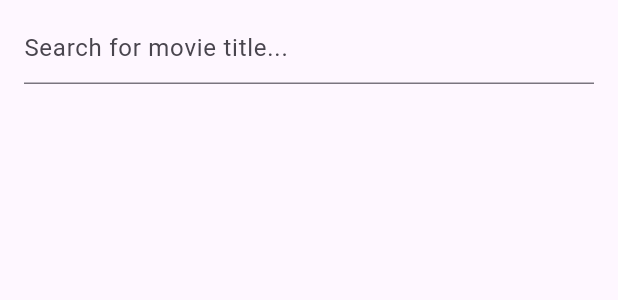
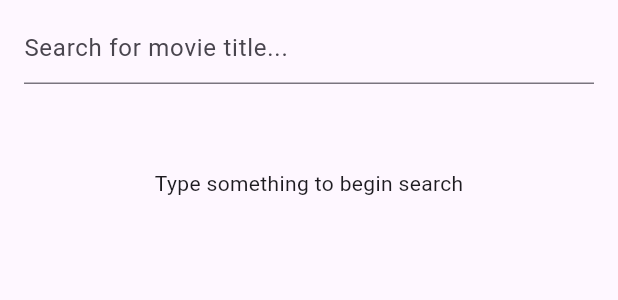
Before and after one commit to Ottsupi/movie_mite, a Flutter app: the SearchResults widget shown alone on an empty page, opened directly, on a phone screen of 412 x 824 dp. Shown: the top 300 px of the screen. Run offline on Flutter 3.47's test engine with Material 3 defaults, Android fonts, the phone set to English and light mode, and no system bars; our stand-ins replace bloc, decimal, dio, drift, drift_flutter, equatable and 5 more; accounts and stored records are empty; generated files the repository leaves out were written again; network calls fail.

Commit message:
Add display indicator for state of SearchMoviesTabView

```diff
--- a/lib/features/movie/presentation/pages/search_movies_tab_view.dart
+++ b/lib/features/movie/presentation/pages/search_movies_tab_view.dart
@@ -95,11 +95,12 @@ class _SearchResultsState extends State<SearchResults> {
   Widget build(BuildContext context) {
     return RefreshIndicator(
       onRefresh: () {
+        BlocProvider.of<SearchMoviesBloc>(context).add(RefreshMovies());
         return Future.delayed(Durations.extralong4);
       },
       child: CustomScrollView(
         controller: _scrollController,
-        slivers: [SearchBox(), MovieListBuilder()],
+        slivers: [SearchBox(), MovieListBuilder(), SearchMoviesEndBuilder()],
       ),
     );
   }
@@ -129,3 +130,68 @@ class SearchBox extends StatelessWidget {
     );
   }
 }
+
+class SearchMoviesEndBuilder extends StatelessWidget {
+  const SearchMoviesEndBuilder({super.key});
+
+  @override
+  Widget build(BuildContext context) {
+    return SliverToBoxAdapter(
+      child: Padding(
+        padding: const EdgeInsets.symmetric(vertical: 32.0, horizontal: 8.0),
+        child: Center(
+          child: BlocBuilder<SearchMoviesBloc, SearchMoviesState>(
+            builder: (context, state) {
+              final maxPages = SearchMoviesBloc.maxPages;
+              if (state.page == maxPages) {
+                final maxResults = maxPages * SearchMoviesBloc.itemsPerPage;
+                return Column(
+                  children: [
+                    Text("Please use another search term"),
+                    Text("Showing top ${maxResults} search results for:"),
+                    Text(
+                      "\"${state.title}\"",
+                      style: Theme.of(context).textTheme.titleMedium,
+                    ),
+                  ],
+                );
+              }
+              switch (state.status) {
+                case SearchMoviesStatus.initial:
+                  return Text("Type something to begin search");
+                case SearchMoviesStatus.loading:
+                case SearchMoviesStatus.loaded:
+                  return CircularProgressIndicator();
+                case SearchMoviesStatus.empty:
+                  return Column(
+                    children: [
+                      Text("No movies found with title:"),
+                      Text(
+                        "\"${state.title}\"",
+                        style: Theme.of(context).textTheme.titleMedium,
+                      ),
+                    ],
+                  );
+                case SearchMoviesStatus.lastPage:
+                  return Column(
+                    children: [
+                      Text("No more movies found with title:"),
+                      Text(
+                        "\"${state.title}\"",
+                        style: Theme.of(context).textTheme.titleMedium,
+                      ),
+                    ],
+                  );
+                case SearchMoviesStatus.failed:
+                  return Text(
+                    state.failure?.detail ??
+                        "Something went wrong, please try again later.",
+                  );
+              }
+            },
+          ),
+        ),
+      ),
+    );
+  }
+}
```
